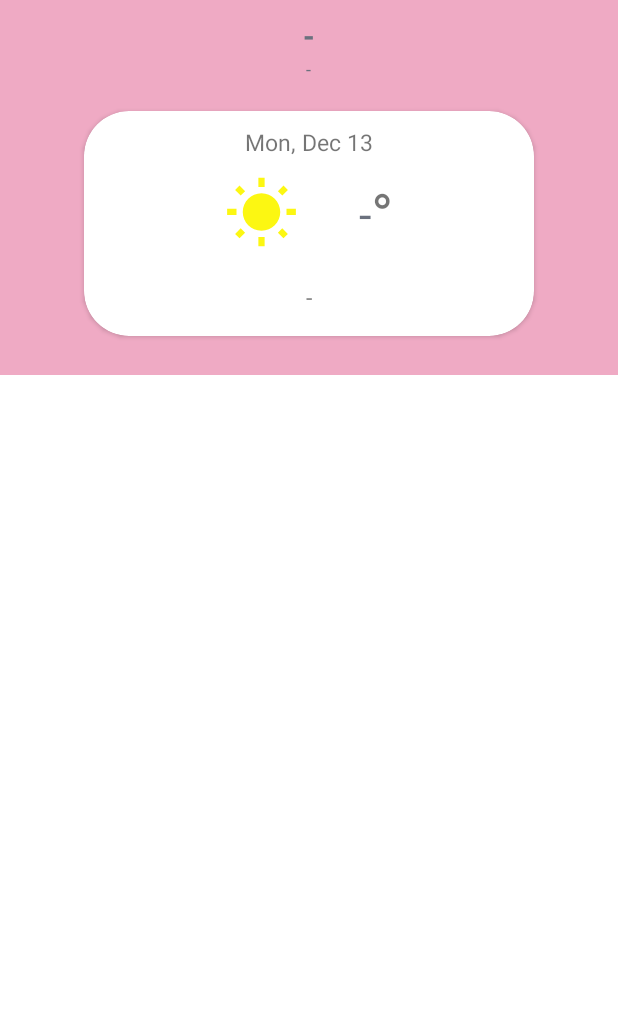
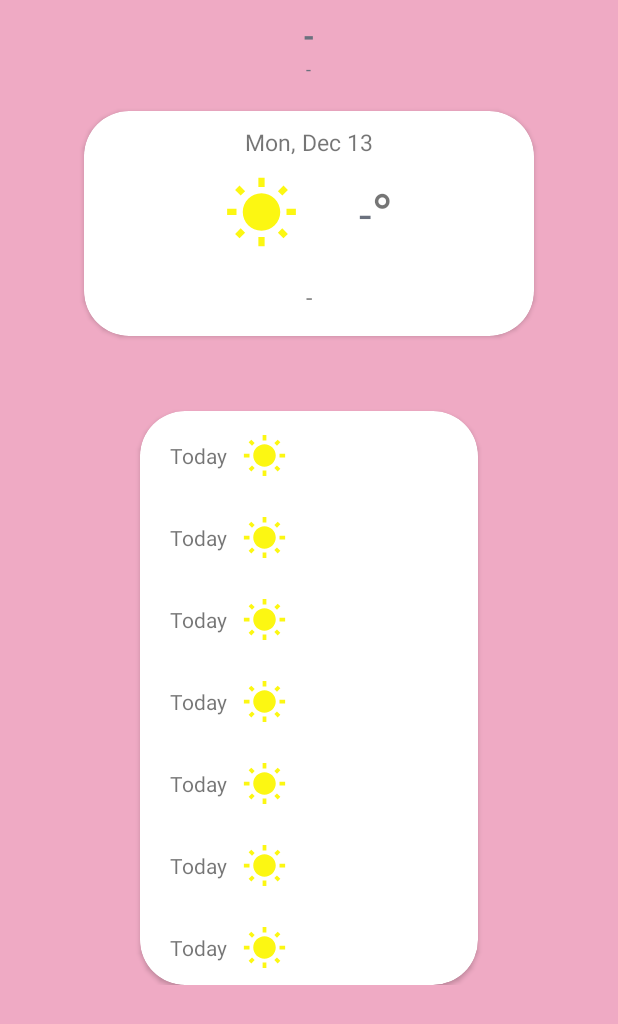
Before and after one commit to WaronaMogolwane/miWeather, an Android app: the screen it shows after launch (MainActivity), on a phone screen of 412 x 824 dp. Shown: the top 1024 px of the screen. Run offline under Robolectric (Android 15) with nearby library versions, the phone set to English and light mode, and no system bars; our stand-ins replace Volley; 1 statement that could not run was skipped.

Commit message:
UI for daily forecast added

```diff
--- a/app/src/main/res/layout/activity_main.xml
+++ b/app/src/main/res/layout/activity_main.xml
@@ -4,14 +4,14 @@
     xmlns:tools="http://schemas.android.com/tools"
     android:layout_width="match_parent"
     android:layout_height="match_parent"
-    tools:context=".MainActivity">
+    tools:context=".MainActivity"
+    android:background="@color/nadeshiko_pink">
 
 
     <RelativeLayout
         android:id="@+id/topLayout"
         android:layout_width="match_parent"
-        android:layout_height="250dp"
-        android:background="@color/nadeshiko_pink"
+        android:layout_height="wrap_content"
         app:layout_constraintEnd_toEndOf="parent"
         app:layout_constraintStart_toStartOf="parent"
         app:layout_constraintTop_toTopOf="parent">
@@ -42,11 +42,13 @@
 
 
         <androidx.cardview.widget.CardView
+            android:id="@+id/descriptionCard"
             android:layout_width="300dp"
             android:layout_height="150dp"
             android:layout_centerInParent="true"
             app:cardCornerRadius="30dp"
             android:elevation="8dp"
+            android:layout_marginBottom="50dp"
             android:layout_below="@id/countryTextView">
 
             <RelativeLayout
@@ -112,22 +114,148 @@
 
             </RelativeLayout>
         </androidx.cardview.widget.CardView>
+
+        <androidx.cardview.widget.CardView
+            android:layout_width="225dp"
+            android:layout_height="wrap_content"
+            android:layout_below="@id/descriptionCard"
+            android:layout_centerInParent="true"
+            android:elevation="8dp"
+            app:cardCornerRadius="30dp">
+
+
+            <GridLayout
+                android:layout_width="250dp"
+                android:layout_height="wrap_content"
+                android:columnCount="3"
+                android:rowCount="7">
+
+                <TextView
+                    android:layout_column="0"
+                    android:layout_marginTop="20dp"
+                    android:layout_marginStart="20dp"
+                    android:layout_marginEnd="10dp"
+                    android:layout_marginBottom="15dp"
+                    android:text="Today" />
+
+                <ImageView
+                    android:id="@+id/todayIcon"
+                    android:layout_width="30dp"
+                    android:layout_height="30dp"
+                    android:layout_column="1"
+                    android:layout_marginTop="15dp"
+                    android:src="@drawable/ic_sunny"
+                    app:tint="@color/sunny_yellow" />
+
+                <TextView
+                    android:layout_column="0"
+                    android:layout_marginTop="20dp"
+                    android:layout_marginStart="20dp"
+                    android:layout_marginEnd="10dp"
+                    android:layout_marginBottom="15dp"
+                    android:text="Today" />
+
+                <ImageView
+                    android:id="@+id/todayIcon"
+                    android:layout_width="30dp"
+                    android:layout_height="30dp"
+                    android:layout_column="1"
+                    android:layout_marginTop="15dp"
+                    android:src="@drawable/ic_sunny"
+                    app:tint="@color/sunny_yellow" />
+
+                <TextView
+                    android:layout_column="0"
+                    android:layout_marginTop="20dp"
+                    android:layout_marginStart="20dp"
+                    android:layout_marginEnd="10dp"
+                    android:layout_marginBottom="15dp"
+                    android:text="Today" />
+
+                <ImageView
+                    android:id="@+id/todayIcon"
+                    android:layout_width="30dp"
+                    android:layout_height="30dp"
+                    android:layout_column="1"
+                    android:layout_marginTop="15dp"
+                    android:src="@drawable/ic_sunny"
+                    app:tint="@color/sunny_yellow" />
+
+                <TextView
+                    android:layout_column="0"
+                    android:layout_marginTop="20dp"
+                    android:layout_marginStart="20dp"
+                    android:layout_marginEnd="10dp"
+                    android:layout_marginBottom="15dp"
+                    android:text="Today" />
+
+                <ImageView
+                    android:id="@+id/todayIcon"
+                    android:layout_width="30dp"
+                    android:layout_height="30dp"
+                    android:layout_column="1"
+                    android:layout_marginTop="15dp"
+                    android:src="@drawable/ic_sunny"
+                    app:tint="@color/sunny_yellow" />
+
+                <TextView
+                    android:layout_column="0"
+                    android:layout_marginTop="20dp"
+                    android:layout_marginStart="20dp"
+                    android:layout_marginEnd="10dp"
+                    android:layout_marginBottom="15dp"
+                    android:text="Today" />
+
+                <ImageView
+                    android:id="@+id/todayIcon"
+                    android:layout_width="30dp"
+                    android:layout_height="30dp"
+                    android:layout_column="1"
+                    android:layout_marginTop="15dp"
+                    android:src="@drawable/ic_sunny"
+                    app:tint="@color/sunny_yellow" />
+
+                <TextView
+                    android:layout_column="0"
+                    android:layout_marginTop="20dp"
+                    android:layout_marginStart="20dp"
+                    android:layout_marginEnd="10dp"
+                    android:layout_marginBottom="15dp"
+                    android:text="Today" />
+
+                <ImageView
+                    android:id="@+id/todayIcon"
+                    android:layout_width="30dp"
+                    android:layout_height="30dp"
+                    android:layout_column="1"
+                    android:layout_marginTop="15dp"
+                    android:src="@drawable/ic_sunny"
+                    app:tint="@color/sunny_yellow" />
+
+                <TextView
+                    android:layout_column="0"
+                    android:layout_marginTop="20dp"
+                    android:layout_marginStart="20dp"
+                    android:layout_marginEnd="10dp"
+                    android:layout_marginBottom="15dp"
+                    android:text="Today" />
+
+                <ImageView
+                    android:id="@+id/todayIcon"
+                    android:layout_width="30dp"
+                    android:layout_height="30dp"
+                    android:layout_column="1"
+                    android:layout_marginTop="15dp"
+                    android:src="@drawable/ic_sunny"
+                    app:tint="@color/sunny_yellow" />
+
+
+
+            </GridLayout>
+
+        </androidx.cardview.widget.CardView>
+
     </RelativeLayout>
 
-    <RelativeLayout
-        android:layout_width="match_parent"
-        android:layout_height="200dp"
-        app:layout_constraintEnd_toEndOf="parent"
-        app:layout_constraintTop_toBottomOf="@+id/topLayout"
-        >
-
-
-        <TextView
-            android:id="@+id/resultsTextView"
-            android:layout_width="match_parent"
-            android:layout_height="wrap_content"
-            android:textSize="15sp"
-            />
-    </RelativeLayout>
 
 </androidx.constraintlayout.widget.ConstraintLayout>
```
